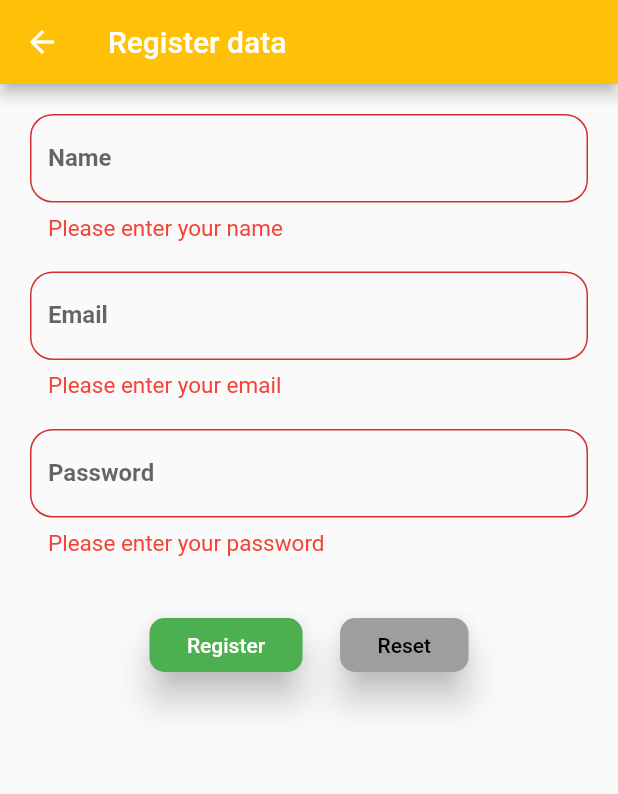
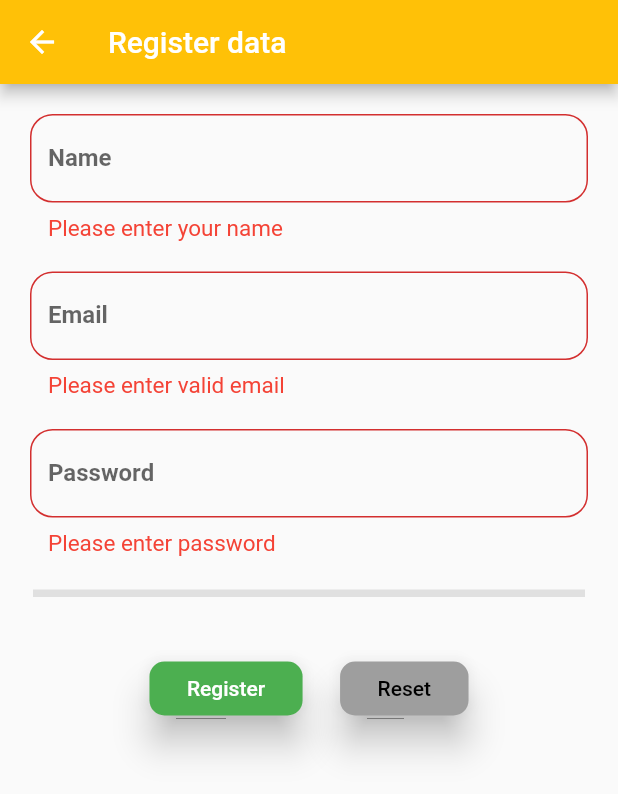
Before and after one commit to arnab7070/Crud-Application-Using-Flutter-Firebase, a Flutter app: the AddData screen opened directly, after a tap on "Register", on a phone screen of 412 x 824 dp. Shown: the top 794 px of the screen. Run offline on Flutter 3.47's test engine with Material 2 defaults, Android fonts, the phone set to English and light mode, and no system bars; our stand-ins replace cloud_firestore, email_validator, firebase_core; accounts and stored records are empty.

Commit message:
UI changes in Password field

```diff
--- a/lib/addData.dart
+++ b/lib/addData.dart
@@ -2,6 +2,7 @@
 
 import 'package:cloud_firestore/cloud_firestore.dart';
 import 'package:flutter/material.dart';
+import 'package:email_validator/email_validator.dart';
 
 class AddData extends StatefulWidget {
   const AddData({Key? key}) : super(key: key);
@@ -12,7 +13,7 @@ class AddData extends StatefulWidget {
 
 class _AddDataState extends State<AddData> {
   final _formkey = GlobalKey<FormState>();
-
+  RegExp pass_valid = RegExp(r"(?=.*\d)(?=.*[a-z])(?=.*[A-Z])(?=.*\W)");
   var name = "";
   var email = "";
   var password = "";
@@ -33,6 +34,43 @@ class _AddDataState extends State<AddData> {
         })
         .then((value) => print("User Added"))
         .catchError((error) => print("Failed to add user: $error"));
+  }
+
+  double password_strength = 0;
+   // 0: No password
+  // 1/4: Weak
+  // 2/4: Medium
+  // 3/4: Strong
+  //   1:   Great
+  //A function that validate user entered password
+  bool validatePassword(String pass){
+    String _password = pass.trim();
+    if(_password.isEmpty){
+      setState(() {
+        password_strength = 0;
+      });
+    }else if(_password.length < 6 ){
+      setState(() {
+        password_strength = 1 / 4;
+      });
+    }else if(_password.length < 8){
+      setState(() {
+        password_strength = 2 / 4;
+      });
+    }else{
+      if(pass_valid.hasMatch(_password)){
+        setState(() {
+          password_strength = 4 / 4;
+        });
+        return true;
+      }else{
+        setState(() {
+          password_strength = 3 / 4;
+        });
+        return false;
+      }
+    }
+    return false;
   }
 
   @override
@@ -103,9 +141,13 @@ class _AddDataState extends State<AddData> {
                   ),
                   controller: emailController,
                   validator: (value) {
-                    if (value == null || value.isEmpty) {
-                      return 'Please enter your email';
-                    } else if (!value.contains('@')) {
+                    // if (value == null || value.isEmpty) {
+                    //   return 'Please enter your email';
+                    // } else if (!value.contains('@')) {
+                    //   return 'Please enter valid email';
+                    // }
+
+                    if(!EmailValidator.validate(value!)){
                       return 'Please enter valid email';
                     }
                     return null;
@@ -130,13 +172,39 @@ class _AddDataState extends State<AddData> {
                   ),
                   controller: passwordController,
                   validator: (value) {
-                    if (value == null || value.isEmpty) {
-                      return 'Please enter your password';
-                    } else if (value.length < 8) {
-                      return 'Minimum Password Length is 8';
-                    }
-                    return null;
+                    // if (value == null || value.isEmpty) {
+                    //   return 'Please enter your password';
+                    // } else if (value.length < 8) {
+                    //   return 'Minimum Password Length is 8';
+                    // }
+                    if(value!.isEmpty){
+                        return "Please enter password";
+                      }else{
+                       //call function to check password
+                        bool result = validatePassword(value);
+                        if(result){
+                          // create account event
+                         return null;
+                        }else{
+                          return "Password should contain 8 characters Capital, \nSmall letter, Number & Special Character";
+                        }
+                      }
                   },
+                ),
+              ),
+              Padding(
+                padding: const EdgeInsets.all(12.0),
+                child: LinearProgressIndicator(
+                  value: password_strength,
+                  backgroundColor: Colors.grey[300],
+                  minHeight: 5,
+                  color: password_strength <= 1 / 4
+                      ? Colors.red
+                      : password_strength == 2 / 4
+                      ? Colors.yellow
+                      : password_strength == 3 / 4
+                      ? Colors.blue
+                      : Colors.green,
                 ),
               ),
               ButtonBar(
--- a/pubspec.yaml
+++ b/pubspec.yaml
@@ -37,6 +37,7 @@ dependencies:
   firebase_core: ^2.2.0
   cloud_firestore: ^4.0.5
   flutter_launcher_icons: ^0.10.0
+  email_validator: ^2.1.17
 
 flutter_icons:
   android: true
```
Also changed, not shown: pubspec.lock.
